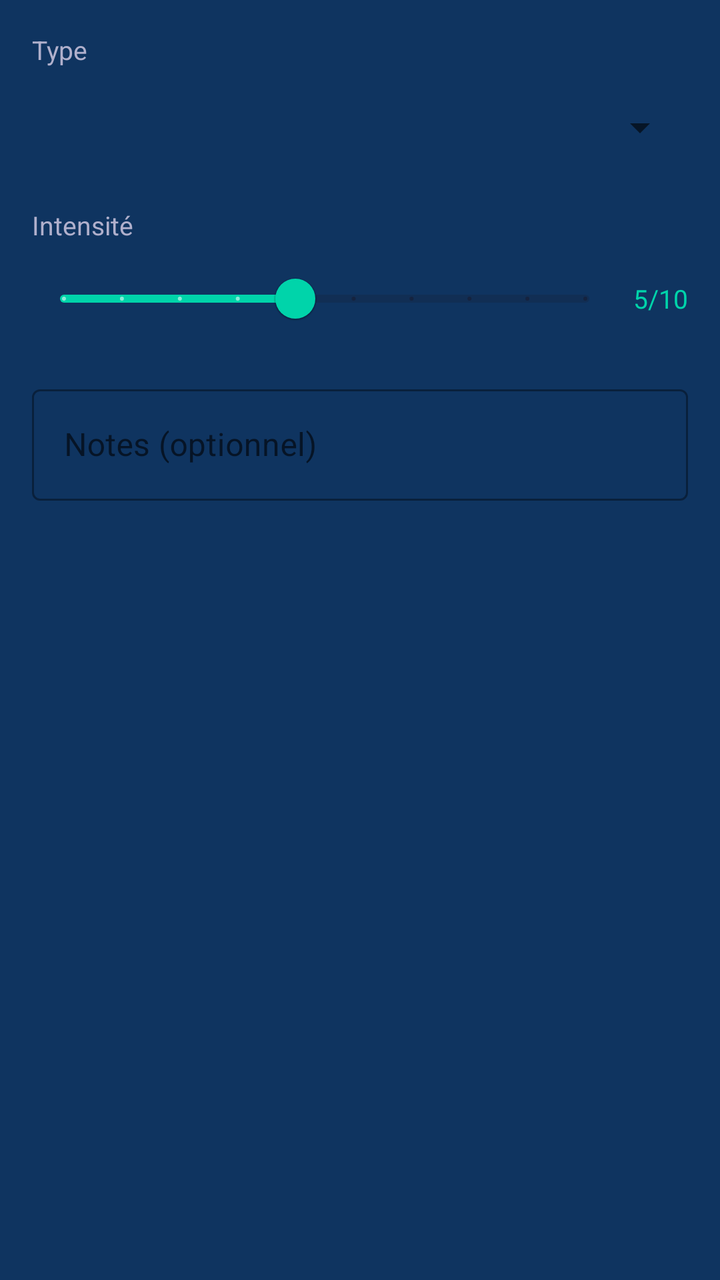
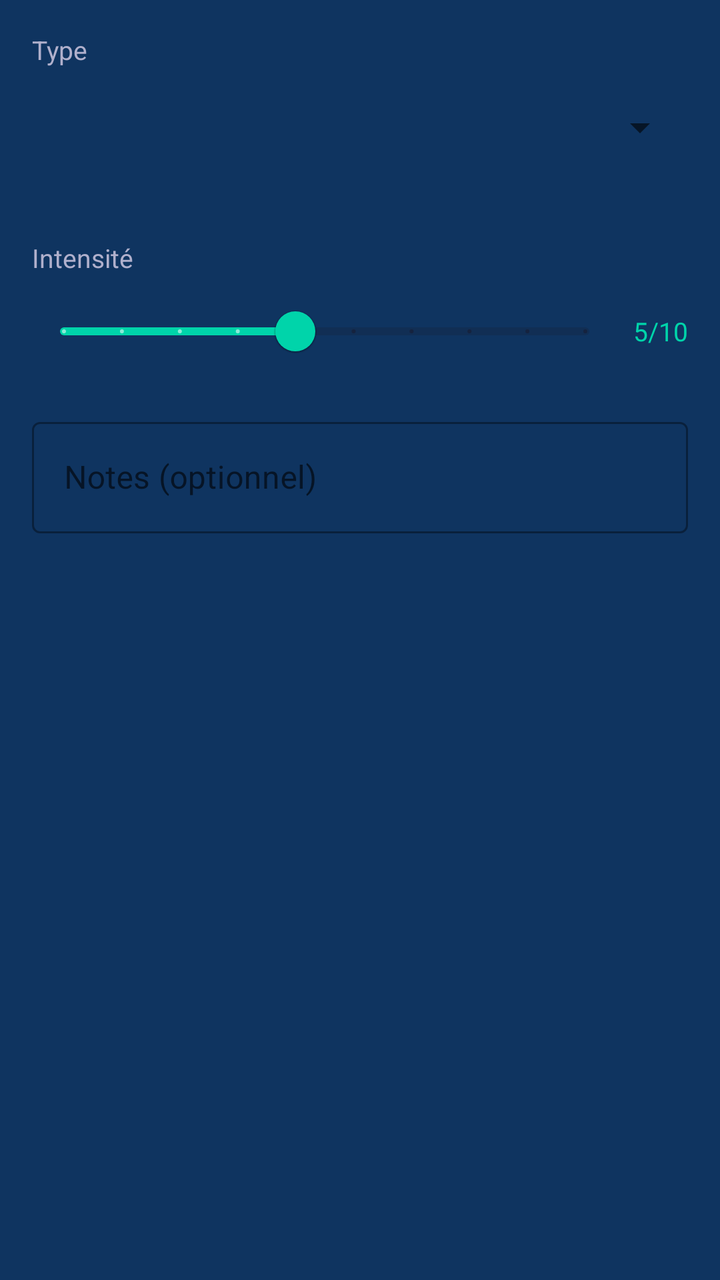

The first picture is an Android layout as it rendered before a commit; the second is the same layout after the commit. The layout source and the unified diff follow.
<!-- AndroidManifest.xml: application theme Theme.PeopleModeler -->
<!-- res/layout/dialog_add_motivation.xml -->
<?xml version="1.0" encoding="utf-8"?>
<LinearLayout xmlns:android="http://schemas.android.com/apk/res/android"
    xmlns:app="http://schemas.android.com/apk/res-auto"
    android:layout_width="match_parent"
    android:layout_height="wrap_content"
    android:orientation="vertical"
    android:padding="16dp">

    <TextView
        android:layout_width="wrap_content"
        android:layout_height="wrap_content"
        android:text="@string/dialog_type"
        android:textSize="13sp"
        android:textColor="@color/colorTextSecondary"
        android:layout_marginBottom="6dp"/>

    <Spinner
        android:id="@+id/spinnerMotivationType"
        android:layout_width="match_parent"
        android:layout_height="48dp"
        android:layout_marginBottom="16dp"/>

    <TextView
        android:layout_width="wrap_content"
        android:layout_height="wrap_content"
        android:text="@string/dialog_intensity"
        android:textSize="13sp"
        android:textColor="@color/colorTextSecondary"
        android:layout_marginBottom="4dp"/>

    <LinearLayout
        android:layout_width="match_parent"
        android:layout_height="wrap_content"
        android:orientation="horizontal"
        android:gravity="center_vertical"
        android:layout_marginBottom="16dp">

        <com.google.android.material.slider.Slider
            android:id="@+id/sliderMotivationIntensity"
            android:layout_width="0dp"
            android:layout_height="wrap_content"
            android:layout_weight="1"
            android:valueFrom="1"
            android:valueTo="10"
            android:stepSize="1"
            android:value="5"
            app:thumbColor="@color/colorMotivation"
            app:trackColorActive="@color/colorMotivation"/>

        <TextView
            android:id="@+id/labelMotivationIntensity"
            android:layout_width="wrap_content"
            android:layout_height="wrap_content"
            android:text="5/10"
            android:textColor="@color/colorMotivation"
            android:textSize="13sp"
            android:layout_marginStart="8dp"/>
    </LinearLayout>

    <com.google.android.material.textfield.TextInputLayout
        android:layout_width="match_parent"
        android:layout_height="wrap_content"
        android:hint="@string/dialog_notes_optional"
        style="@style/Widget.MaterialComponents.TextInputLayout.OutlinedBox">

        <com.google.android.material.textfield.TextInputEditText
            android:id="@+id/inputMotivationNotes"
            android:layout_width="match_parent"
            android:layout_height="wrap_content"
            android:inputType="text"
            android:textColor="@color/colorText"/>
    </com.google.android.material.textfield.TextInputLayout>

</LinearLayout>
<!-- resources referenced by this layout -->
<resources>
  <color name="colorMotivation">#00D4AA</color>
  <color name="colorText">#FFFFFF</color>
  <color name="colorTextSecondary">#B0B0CC</color>
  <string name="dialog_intensity">Intensité</string>
  <string name="dialog_notes_optional">Notes (optionnel)</string>
  <string name="dialog_type">Type</string>
  <style name="Theme.PeopleModeler" parent="Theme.MaterialComponents.DayNight.NoActionBar">
          <item name="colorPrimary">@color/colorPrimary</item>
          <item name="colorPrimaryVariant">@color/colorPrimaryVariant</item>
          <item name="colorOnPrimary">@color/colorOnPrimary</item>
          <item name="colorSecondary">@color/colorSecondary</item>
          <item name="colorOnSecondary">@color/colorOnSecondary</item>
          <item name="android:colorBackground">@color/colorBackground</item>
          <item name="colorSurface">@color/colorSurface</item>
          <item name="android:windowLightStatusBar">false</item>
          <item name="android:statusBarColor">@color/colorPrimary</item>
      </style>
  <color name="colorPrimary">#1A1A2E</color>
  <color name="colorPrimaryVariant">#16213E</color>
  <color name="colorOnPrimary">#FFFFFF</color>
  <color name="colorSecondary">#E94560</color>
  <color name="colorOnSecondary">#FFFFFF</color>
  <color name="colorBackground">#0F3460</color>
  <color name="colorSurface">#1A1A2E</color>
</resources>

<!-- the commit's change to res/layout/dialog_add_motivation.xml (unified diff, before → after) -->
@@ -18,7 +18,18 @@
         android:id="@+id/spinnerMotivationType"
         android:layout_width="match_parent"
         android:layout_height="48dp"
-        android:layout_marginBottom="16dp"/>
+        android:layout_marginBottom="4dp"/>
+
+    <TextView
+        android:id="@+id/labelMotivationDesc"
+        android:layout_width="match_parent"
+        android:layout_height="wrap_content"
+        android:textSize="12sp"
+        android:textColor="@color/colorTextSecondary"
+        android:fontFamily="sans-serif"
+        android:textStyle="italic"
+        android:paddingHorizontal="4dp"
+        android:paddingBottom="12dp"/>
 
     <TextView
         android:layout_width="wrap_content"
